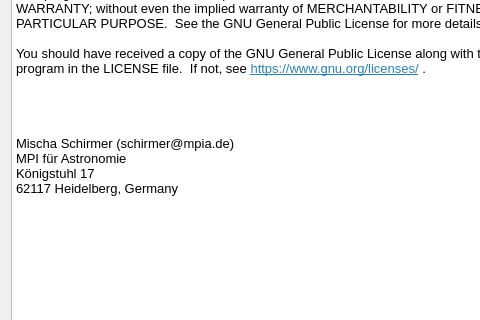
Qt form src/readmes/license.ui (schirmermischa/THELI) before a commit; both pictures show x 0 to 480 and y 141 to 461 of the 561 by 579 pixel window.
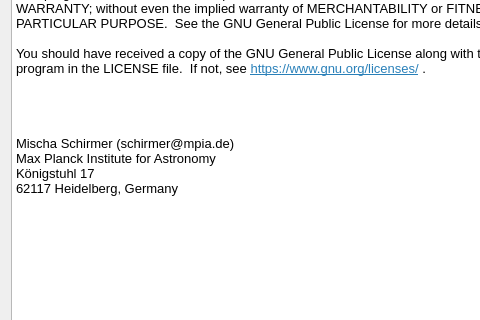
The same form after that commit. Icons and pictures are not drawn.

What changed in the file:
```diff
--- a/src/readmes/license.ui
+++ b/src/readmes/license.ui
@@ -39,7 +39,7 @@
 &lt;p style=&quot;-qt-paragraph-type:empty; margin-top:0px; margin-bottom:0px; margin-left:0px; margin-right:0px; -qt-block-indent:0; text-indent:0px;&quot;&gt;&lt;br /&gt;&lt;/p&gt;
 &lt;p style=&quot;-qt-paragraph-type:empty; margin-top:0px; margin-bottom:0px; margin-left:0px; margin-right:0px; -qt-block-indent:0; text-indent:0px;&quot;&gt;&lt;br /&gt;&lt;/p&gt;
 &lt;p style=&quot; margin-top:0px; margin-bottom:0px; margin-left:0px; margin-right:0px; -qt-block-indent:0; text-indent:0px;&quot;&gt;Mischa Schirmer (schirmer@mpia.de)&lt;/p&gt;
-&lt;p style=&quot; margin-top:0px; margin-bottom:0px; margin-left:0px; margin-right:0px; -qt-block-indent:0; text-indent:0px;&quot;&gt;MPI für Astronomie&lt;br /&gt;Königstuhl 17&lt;/p&gt;
+&lt;p style=&quot; margin-top:0px; margin-bottom:0px; margin-left:0px; margin-right:0px; -qt-block-indent:0; text-indent:0px;&quot;&gt;Max Planck Institute for Astronomy&lt;br /&gt;Königstuhl 17&lt;/p&gt;
 &lt;p style=&quot; margin-top:0px; margin-bottom:0px; margin-left:0px; margin-right:0px; -qt-block-indent:0; text-indent:0px;&quot;&gt;62117 Heidelberg, Germany&lt;/p&gt;
 &lt;p style=&quot;-qt-paragraph-type:empty; margin-top:0px; margin-bottom:0px; margin-left:0px; margin-right:0px; -qt-block-indent:0; text-indent:0px;&quot;&gt;&lt;br /&gt;&lt;/p&gt;&lt;/body&gt;&lt;/html&gt;</string>
      </property>
```
